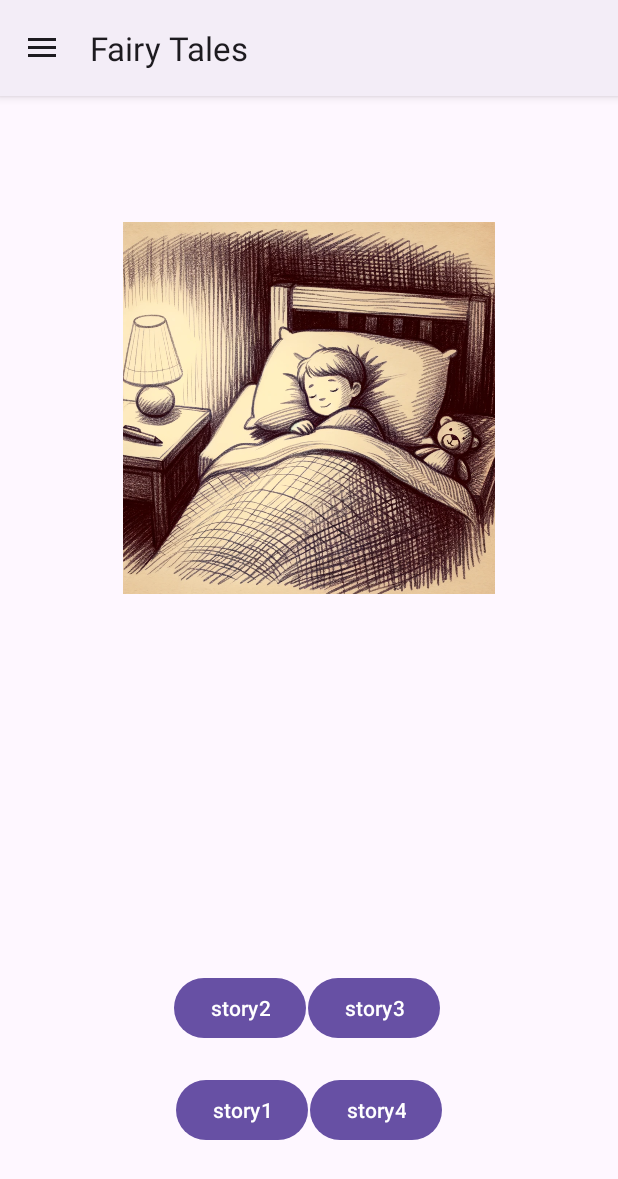
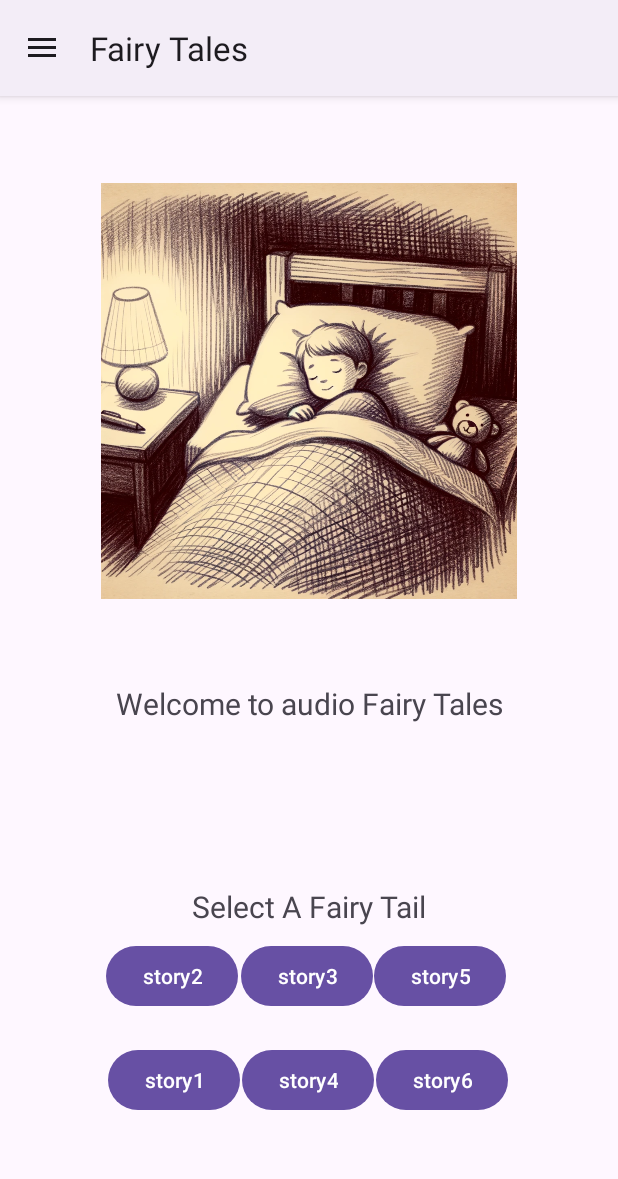
Before and after one commit to tassosant/telikh_ergasia, an Android app: the MainActivity1 screen opened directly, with no data from a screen before it, on a phone screen of 412 x 824 dp. Shown: the top 1179 px of the screen. Run offline under Robolectric (Android 15) with nearby library versions, the phone set to English and light mode, and no system bars; our stand-ins replace Firebase (no records; nobody signed in at launch, a user with empty details on screens opened directly).

Commit message:
title text view, different original text, set when a story is clicked, addition of new story buttons

```diff
--- a/app/src/main/java/com/unipi/tantoniou/telikh_ergasia/activities/dynamic/MainActivity1.java
+++ b/app/src/main/java/com/unipi/tantoniou/telikh_ergasia/activities/dynamic/MainActivity1.java
@@ -45,6 +45,7 @@ public class MainActivity1 extends CustomMenuActivity {
         storyImage = findViewById(R.id.storyImage);
         storyImage.setImageDrawable(getResources().getDrawable(R.drawable.home_image));
         textViewTitle = findViewById(R.id.textViewTitle);
+        textViewTitle.setText("Welcome to audio Fairy Tales");
 
         tellTheStory = findViewById(R.id.button3);
         tellTheStory.setVisibility(View.INVISIBLE);
@@ -57,16 +58,16 @@ public class MainActivity1 extends CustomMenuActivity {
 
 
 
-    public void getStory(){
-//        ValueEventListenerCustom valueEventListenerCustom = new ValueEventListenerCustom(storyImage,storageReference);
-        storyReference = storiesReference.child("Story1");
-        ValueEventListenerCustom valueEventListenerCustom = new ValueEventListenerCustom(storageReference);
-        valueEventListenerCustom.setStoryImage(storyImage);
-        valueEventListenerCustom.setTitle(textViewTitle);
-
-//        storyReference.addListenerForSingleValueEvent(new ValueEventListenerCustom(storyImage,storageReference));
-        storyReference.addListenerForSingleValueEvent(valueEventListenerCustom);
-    }
+//    public void getStory(){
+////        ValueEventListenerCustom valueEventListenerCustom = new ValueEventListenerCustom(storyImage,storageReference);
+//        storyReference = storiesReference.child("Story1");
+//        ValueEventListenerCustom valueEventListenerCustom = new ValueEventListenerCustom(storageReference);
+//        valueEventListenerCustom.setStoryImage(storyImage);
+//        valueEventListenerCustom.setTitle(textViewTitle);
+//
+////        storyReference.addListenerForSingleValueEvent(new ValueEventListenerCustom(storyImage,storageReference));
+//        storyReference.addListenerForSingleValueEvent(valueEventListenerCustom);
+//    }
     @Override
     public void onPointerCaptureChanged(boolean hasCapture) {
         super.onPointerCaptureChanged(hasCapture);
@@ -108,4 +109,21 @@ public class MainActivity1 extends CustomMenuActivity {
         storyReference.addListenerForSingleValueEvent(valueEventListenerCustom);
         tellTheStory.setVisibility(View.VISIBLE);
     }
+
+    public void getStory5(View view){
+        storyReference = storiesReference.child("Story2");
+        ValueEventListenerCustom valueEventListenerCustom = new ValueEventListenerCustom(storageReference);
+        valueEventListenerCustom.setStoryImage(storyImage);
+        valueEventListenerCustom.setTitle(textViewTitle);
+        storyReference.addListenerForSingleValueEvent(valueEventListenerCustom);
+        tellTheStory.setVisibility(View.VISIBLE);
+    }
+    public void getStory6(View view){
+        storyReference = storiesReference.child("Story2");
+        ValueEventListenerCustom valueEventListenerCustom = new ValueEventListenerCustom(storageReference);
+        valueEventListenerCustom.setStoryImage(storyImage);
+        valueEventListenerCustom.setTitle(textViewTitle);
+        storyReference.addListenerForSingleValueEvent(valueEventListenerCustom);
+        tellTheStory.setVisibility(View.VISIBLE);
+    }
 }
--- a/app/src/main/res/layout/activity_main1.xml
+++ b/app/src/main/res/layout/activity_main1.xml
@@ -15,6 +15,20 @@
 
 
         <Button
+            android:id="@+id/buttonStory4"
+            android:layout_width="wrap_content"
+            android:layout_height="wrap_content"
+            android:layout_marginBottom="60dp"
+            android:onClick="getStory4"
+            android:text="story4"
+            app:layout_constraintBottom_toBottomOf="parent"
+            app:layout_constraintEnd_toEndOf="parent"
+            app:layout_constraintHorizontal_bias="0.498"
+            app:layout_constraintStart_toStartOf="parent"
+            app:layout_constraintTop_toBottomOf="@+id/button3"
+            app:layout_constraintVertical_bias="0.857" />
+
+        <Button
             android:id="@+id/buttonStory3"
             android:layout_width="wrap_content"
             android:layout_height="wrap_content"
@@ -23,9 +37,24 @@
             android:text="story3"
             app:layout_constraintBottom_toBottomOf="parent"
             app:layout_constraintEnd_toEndOf="parent"
-            app:layout_constraintHorizontal_bias="0.634"
+            app:layout_constraintHorizontal_bias="0.495"
             app:layout_constraintStart_toStartOf="parent"
-            app:layout_constraintTop_toBottomOf="@+id/button3" />
+            app:layout_constraintTop_toBottomOf="@+id/button3"
+            app:layout_constraintVertical_bias="0.364" />
+
+        <Button
+            android:id="@+id/buttonStory5"
+            android:layout_width="wrap_content"
+            android:layout_height="wrap_content"
+            android:layout_marginBottom="60dp"
+            android:onClick="getStory5"
+            android:text="story5"
+            app:layout_constraintBottom_toBottomOf="parent"
+            app:layout_constraintEnd_toEndOf="parent"
+            app:layout_constraintHorizontal_bias="0.77"
+            app:layout_constraintStart_toStartOf="parent"
+            app:layout_constraintTop_toBottomOf="@+id/button3"
+            app:layout_constraintVertical_bias="0.364" />
 
         <Button
             android:id="@+id/buttonStory2"
@@ -36,9 +65,24 @@
             android:text="story2"
             app:layout_constraintBottom_toBottomOf="parent"
             app:layout_constraintEnd_toEndOf="parent"
-            app:layout_constraintHorizontal_bias="0.359"
+            app:layout_constraintHorizontal_bias="0.219"
             app:layout_constraintStart_toStartOf="parent"
-            app:layout_constraintTop_toBottomOf="@+id/button3" />
+            app:layout_constraintTop_toBottomOf="@+id/button3"
+            app:layout_constraintVertical_bias="0.364" />
+
+        <Button
+            android:id="@+id/buttonStory6"
+            android:layout_width="wrap_content"
+            android:layout_height="wrap_content"
+            android:layout_marginBottom="60dp"
+            android:onClick="getStory6"
+            android:text="story6"
+            app:layout_constraintBottom_toBottomOf="parent"
+            app:layout_constraintEnd_toEndOf="parent"
+            app:layout_constraintHorizontal_bias="0.773"
+            app:layout_constraintStart_toStartOf="parent"
+            app:layout_constraintTop_toBottomOf="@+id/button3"
+            app:layout_constraintVertical_bias="0.857" />
 
         <Button
             android:id="@+id/buttonStory"
@@ -49,59 +93,59 @@
             android:text="story1"
             app:layout_constraintBottom_toBottomOf="parent"
             app:layout_constraintEnd_toEndOf="parent"
-            app:layout_constraintHorizontal_bias="0.362"
+            app:layout_constraintHorizontal_bias="0.222"
             app:layout_constraintStart_toStartOf="parent"
             app:layout_constraintTop_toBottomOf="@+id/button3"
-            app:layout_constraintVertical_bias="1.0" />
-
-        <Button
-            android:id="@+id/buttonStory4"
-            android:layout_width="wrap_content"
-            android:layout_height="wrap_content"
-            android:layout_marginBottom="60dp"
-            android:onClick="getStory4"
-            android:text="story4"
-            app:layout_constraintBottom_toBottomOf="parent"
-            app:layout_constraintEnd_toEndOf="parent"
-            app:layout_constraintHorizontal_bias="0.637"
-            app:layout_constraintStart_toStartOf="parent"
-            app:layout_constraintTop_toBottomOf="@+id/button3"
-            app:layout_constraintVertical_bias="1.0" />
+            app:layout_constraintVertical_bias="0.857" />
 
         <Button
             android:id="@+id/button3"
             android:layout_width="wrap_content"
             android:layout_height="wrap_content"
-            android:layout_marginBottom="244dp"
+            android:layout_marginBottom="248dp"
             android:onClick="tellStory"
             android:text="Tell The Story"
             app:layout_constraintBottom_toBottomOf="parent"
             app:layout_constraintEnd_toEndOf="parent"
+            app:layout_constraintHorizontal_bias="0.498"
             app:layout_constraintStart_toStartOf="parent" />
 
         <ImageView
             android:id="@+id/storyImage"
-            android:layout_width="248dp"
-            android:layout_height="273dp"
+            android:layout_width="277dp"
+            android:layout_height="332dp"
+            android:contentDescription="Story image"
             app:layout_constraintBottom_toBottomOf="parent"
             app:layout_constraintEnd_toEndOf="parent"
-            app:layout_constraintHorizontal_bias="0.498"
             app:layout_constraintStart_toStartOf="parent"
             app:layout_constraintTop_toTopOf="parent"
-            app:layout_constraintVertical_bias="0.147"
-            tools:srcCompat="@tools:sample/avatars"
-            android:contentDescription="Story image" />
+            app:layout_constraintVertical_bias="0.072"
+            tools:srcCompat="@tools:sample/avatars" />
 
         <TextView
             android:id="@+id/textViewTitle"
+            android:layout_width="273dp"
+            android:layout_height="44dp"
+            android:textAlignment="center"
+            android:textSize="20sp"
+            app:layout_constraintBottom_toTopOf="@+id/button3"
+            app:layout_constraintEnd_toEndOf="parent"
+            app:layout_constraintStart_toStartOf="parent"
+            app:layout_constraintTop_toBottomOf="@+id/storyImage" />
+
+        <TextView
+            android:id="@+id/textView2"
             android:layout_width="wrap_content"
             android:layout_height="wrap_content"
-            app:layout_constraintBottom_toTopOf="@+id/button3"
+            android:fontFamily="sans-serif"
+            android:text="Select A Fairy Tail"
+            android:textAlignment="center"
+            android:textSize="20sp"
+            app:layout_constraintBottom_toBottomOf="parent"
             app:layout_constraintEnd_toEndOf="parent"
-            app:layout_constraintHorizontal_bias="0.498"
             app:layout_constraintStart_toStartOf="parent"
-            app:layout_constraintTop_toBottomOf="@+id/storyImage"
-            app:layout_constraintVertical_bias="0.565" />
+            app:layout_constraintTop_toBottomOf="@+id/button3"
+            app:layout_constraintVertical_bias="0.065" />
 
     </androidx.constraintlayout.widget.ConstraintLayout>
     <com.google.android.material.navigation.NavigationView
```
